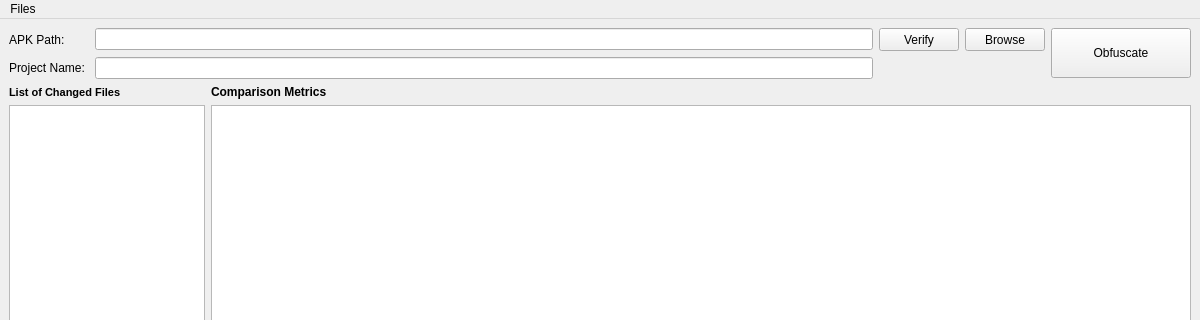
The window that ui_scripts/obfuscator.ui (clamismagic/ict2207-coursework2) describes before a commit, drawn with Qt 5; both pictures show x 0 to 1200 and y 0 to 320 of the 1200 by 800 pixel window.
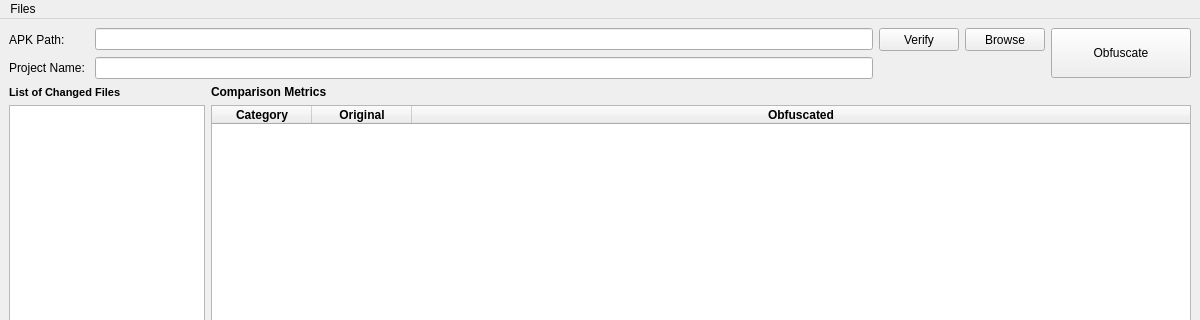
The same window after the commit.

Commit message: try table

What changed in the file:
```diff
--- a/ui_scripts/obfuscator.ui
+++ b/ui_scripts/obfuscator.ui
@@ -142,6 +142,60 @@
           <verstretch>0</verstretch>
          </sizepolicy>
         </property>
+        <property name="rowCount">
+         <number>0</number>
+        </property>
+        <property name="columnCount">
+         <number>3</number>
+        </property>
+        <attribute name="horizontalHeaderVisible">
+         <bool>true</bool>
+        </attribute>
+        <attribute name="horizontalHeaderCascadingSectionResizes">
+         <bool>true</bool>
+        </attribute>
+        <attribute name="horizontalHeaderDefaultSectionSize">
+         <number>100</number>
+        </attribute>
+        <attribute name="horizontalHeaderStretchLastSection">
+         <bool>true</bool>
+        </attribute>
+        <attribute name="verticalHeaderCascadingSectionResizes">
+         <bool>false</bool>
+        </attribute>
+        <column>
+         <property name="text">
+          <string>Category</string>
+         </property>
+         <property name="font">
+          <font>
+           <weight>75</weight>
+           <bold>true</bold>
+          </font>
+         </property>
+        </column>
+        <column>
+         <property name="text">
+          <string>Original</string>
+         </property>
+         <property name="font">
+          <font>
+           <weight>75</weight>
+           <bold>true</bold>
+          </font>
+         </property>
+        </column>
+        <column>
+         <property name="text">
+          <string>Obfuscated</string>
+         </property>
+         <property name="font">
+          <font>
+           <weight>75</weight>
+           <bold>true</bold>
+          </font>
+         </property>
+        </column>
        </widget>
       </item>
      </layout>
```
Left out of the diff: 26 changed lines with no effect on the pictures. The commit also changes 2 other files.
